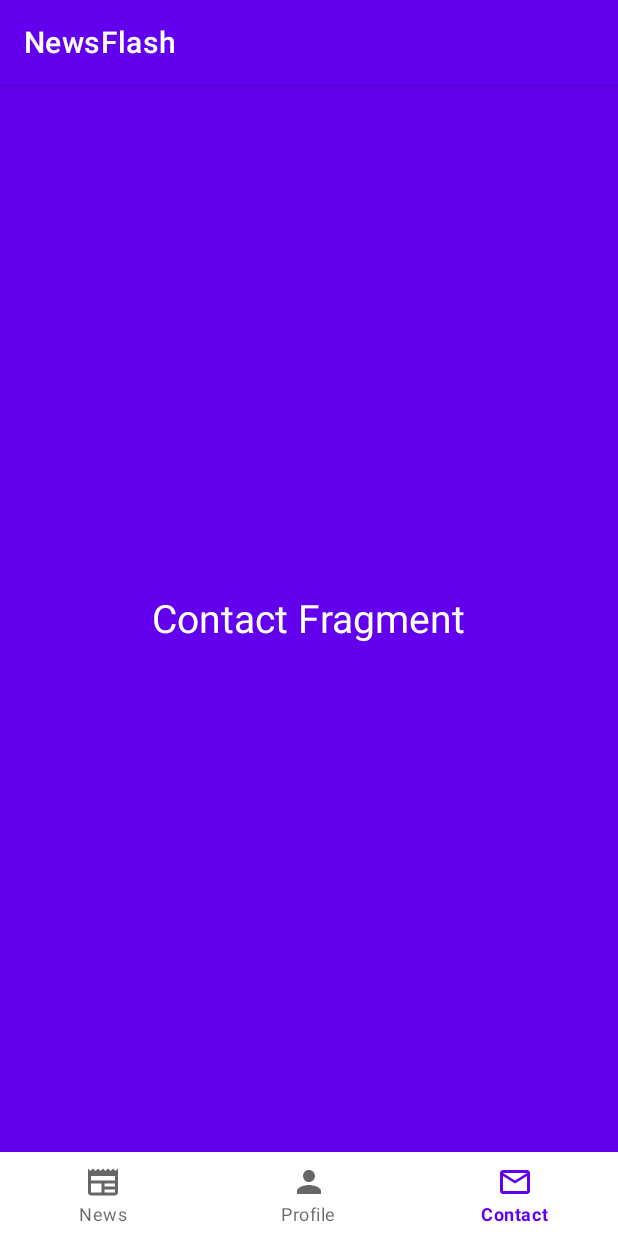
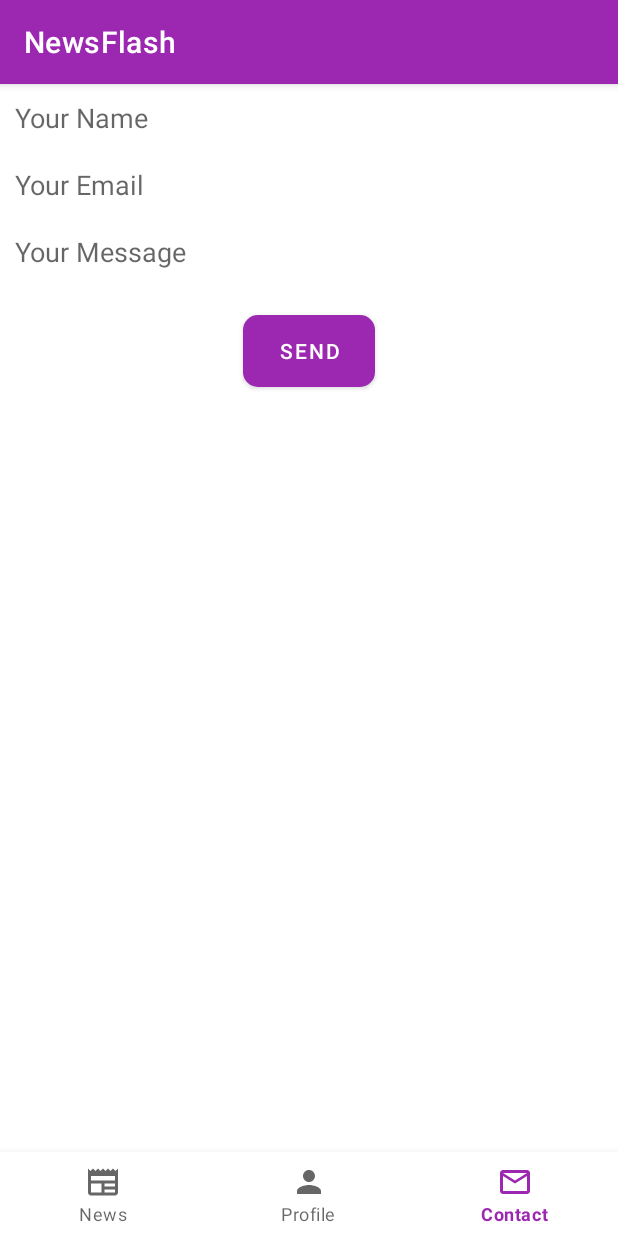
Before and after one commit to KacperMazurWSiZ/NewsFlash, an Android app: the screen it shows after launch (MainActivity), item 3 of the bottom bar chosen, on a phone screen of 412 x 824 dp. Run offline under Robolectric (Android 15) with nearby library versions, the phone set to English and light mode, and no system bars; our stand-ins replace Volley; network calls fail; pictures from the network do not load.

Commit message:
add contact form

```diff
--- a/app/src/main/java/com/example/newsflash/Contact.kt
+++ b/app/src/main/java/com/example/newsflash/Contact.kt
@@ -1,15 +1,39 @@
 package com.example.newsflash
 
+import android.content.Intent
+import android.net.Uri
 import android.os.Bundle
 import androidx.fragment.app.Fragment
 import android.view.LayoutInflater
 import android.view.View
 import android.view.ViewGroup
+import android.widget.EditText
 
 class Contact : Fragment() {
-    override fun onCreateView(inflater: LayoutInflater, container: ViewGroup?,
-                              savedInstanceState: Bundle?): View? {
-        // Inflate the layout for this fragment
-        return inflater.inflate(R.layout.fragment_contact, container, false)
+    override fun onCreateView(
+        inflater: LayoutInflater, container: ViewGroup?,
+        savedInstanceState: Bundle?
+    ): View? {
+        val view = inflater.inflate(R.layout.fragment_contact, container, false)
+
+        val buttonSend = view.findViewById<View>(R.id.buttonSend)
+        val editTextName = view.findViewById<EditText>(R.id.editTextName)
+        val editTextEmail = view.findViewById<EditText>(R.id.editTextEmail)
+        val editTextMessage = view.findViewById<EditText>(R.id.editTextMessage)
+
+        buttonSend.setOnClickListener {
+            val name = editTextName.text.toString()
+            val email = editTextEmail.text.toString()
+            val message = editTextMessage.text.toString()
+
+            val intent = Intent(Intent.ACTION_SENDTO)
+            intent.data = Uri.parse("mailto:generator.frajdy1@o2.pl")
+            intent.putExtra(Intent.EXTRA_SUBJECT, "Contact Form Submission")
+            intent.putExtra(Intent.EXTRA_TEXT, "Name: $name\nEmail: $email\nMessage: $message")
+
+            startActivity(intent)
+        }
+
+        return view
     }
 }
--- /dev/null
+++ b/app/src/main/res/drawable/button_background.xml
@@ -0,0 +1,5 @@
+<?xml version="1.0" encoding="utf-8"?>
+<selector xmlns:android="http://schemas.android.com/apk/res/android">
+    <item android:state_pressed="true" android:drawable="@drawable/button_pressed" />
+    <item android:drawable="@drawable/button_normal" />
+</selector>
--- /dev/null
+++ b/app/src/main/res/drawable/button_normal.xml
@@ -0,0 +1,5 @@
+<?xml version="1.0" encoding="utf-8"?>
+<shape xmlns:android="http://schemas.android.com/apk/res/android">
+    <solid android:color="#8E24AA" />
+    <corners android:radius="10dp"/>
+</shape>
--- /dev/null
+++ b/app/src/main/res/drawable/button_pressed.xml
@@ -0,0 +1,5 @@
+<?xml version="1.0" encoding="utf-8"?>
+<shape xmlns:android="http://schemas.android.com/apk/res/android">
+    <solid android:color="#6E1E74" />
+    <corners android:radius="10dp" />
+</shape>
--- a/app/src/main/res/layout/fragment_contact.xml
+++ b/app/src/main/res/layout/fragment_contact.xml
@@ -1,18 +1,47 @@
 <?xml version="1.0" encoding="utf-8"?>
-<FrameLayout xmlns:android="http://schemas.android.com/apk/res/android"
-    xmlns:tools="http://schemas.android.com/tools"
+<LinearLayout xmlns:android="http://schemas.android.com/apk/res/android"
     android:layout_width="match_parent"
     android:layout_height="match_parent"
-    android:background="@color/purple_500"
-    tools:context=".Contact">
+    android:background="@color/white"
+    android:orientation="vertical">
 
-    <!-- TODO: Update blank fragment layout -->
-    <TextView
+    <EditText
+        android:id="@+id/editTextName"
+        android:layout_width="match_parent"
+        android:layout_height="wrap_content"
+        android:hint="Your Name"
+        android:textColor="@android:color/white"
+        android:background="@android:color/transparent"
+        android:padding="10dp" />
+
+    <EditText
+        android:id="@+id/editTextEmail"
+        android:layout_width="match_parent"
+        android:layout_height="wrap_content"
+        android:hint="Your Email"
+        android:textColor="@android:color/white"
+        android:background="@android:color/transparent"
+        android:padding="10dp" />
+
+    <EditText
+        android:id="@+id/editTextMessage"
+        android:layout_width="match_parent"
+        android:layout_height="wrap_content"
+        android:hint="Your Message"
+        android:textColor="@android:color/white"
+        android:background="@android:color/transparent"
+        android:padding="10dp" />
+
+    <Button
+        android:id="@+id/buttonSend"
         android:layout_width="wrap_content"
         android:layout_height="wrap_content"
-        android:text="Contact Fragment"
-        android:textColor="@color/white"
-        android:textSize="26dp"
-        android:layout_gravity="center"/>
+        android:text="Send"
+        android:textColor="@android:color/white"
+        android:background="@drawable/button_background"
+        android:paddingStart="20dp"
+        android:paddingEnd="20dp"
+        android:layout_gravity="center"
+        android:layout_marginTop="20dp" />
 
-</FrameLayout>
+</LinearLayout>
--- a/app/src/main/res/values/colors.xml
+++ b/app/src/main/res/values/colors.xml
@@ -1,10 +1,12 @@
 <?xml version="1.0" encoding="utf-8"?>
 <resources>
     <color name="purple_200">#FFBB86FC</color>
-    <color name="purple_500">#FF6200EE</color>
+    <color name="purple_501">#FF6200EE</color>
     <color name="purple_700">#FF3700B3</color>
     <color name="teal_200">#FF03DAC5</color>
     <color name="teal_700">#FF018786</color>
     <color name="black">#FF000000</color>
     <color name="white">#FFFFFFFF</color>
+    <color name="purple_500">#9C27B0</color>
+    <color name="gray">#808080</color>
 </resources>
```
